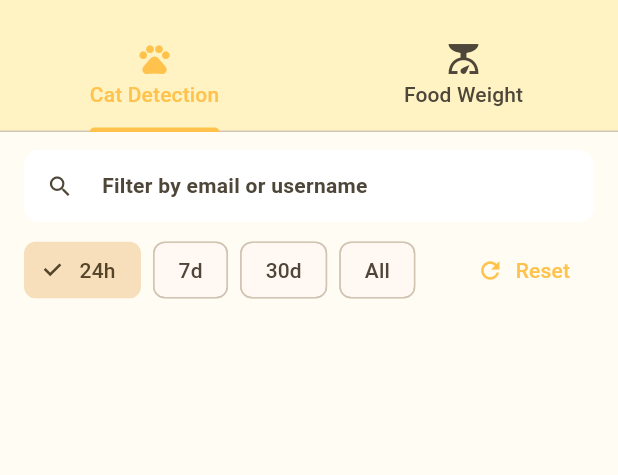
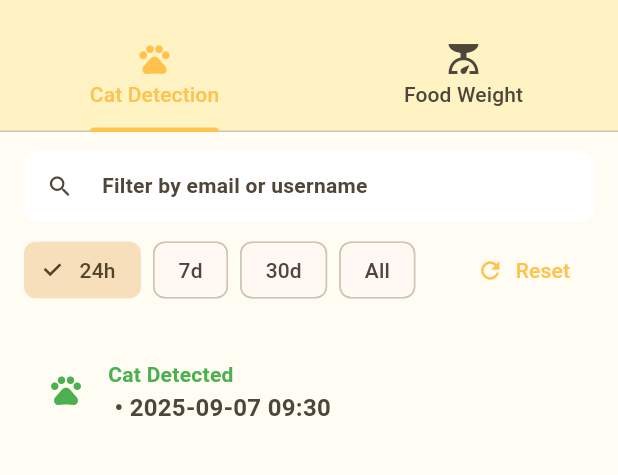
Before and after one commit to syarifhfajriyh/pawpal-PET-FEEDER-TRACKER, a Flutter app: the AdminUserHistoryPage screen opened directly, on a phone screen of 412 x 824 dp, the part 63-538 px from its top. Run offline on Flutter 3.47's test engine with Material 3 defaults, Android fonts, the phone set to English and light mode, and no system bars; our stand-ins replace cloud_firestore, cloud_functions, firebase_auth, firebase_core, firebase_storage, image_picker and 1 more; accounts and stored records are empty; Roboto replaces fonts that are missing (Nunito).

Commit message:
UPDATE ADMIN HISTORY LOGS

```diff
--- a/lib/screens/AdminUserHistoryPage.dart
+++ b/lib/screens/AdminUserHistoryPage.dart
@@ -2,6 +2,7 @@
 import 'package:flutter/material.dart';
 import 'package:cloud_firestore/cloud_firestore.dart';
 import '../services/FeederService.dart';
+import '../services/FirestoreService.dart';
 import 'package:shared_preferences/shared_preferences.dart';
 
 /// User History for admins: Cat Detection and Food Weight.
@@ -217,24 +218,31 @@
         }
         final docs = snapshot.data?.docs ?? [];
         if (docs.isEmpty) {
-          // Fallback to device telemetry if collection is empty
-          final feeder = FeederService();
-          return StreamBuilder<List<TelemetryEntry>>(
-            stream: feeder.streamTelemetry(feeder.defaultDeviceId),
-            builder: (context, tSnap) {
-              if (tSnap.connectionState == ConnectionState.waiting) {
+          // Fallback: show LIVE users with sample cat-detection rows
+          final fs = FirestoreService();
+          return StreamBuilder<QuerySnapshot<Map<String, dynamic>>>(
+            stream: fs.streamAllUsers(),
+            builder: (context, uSnap) {
+              if (uSnap.connectionState == ConnectionState.waiting) {
                 return const Center(child: CircularProgressIndicator());
               }
-              if (tSnap.hasError) {
-                return Center(child: Text('Error: ${tSnap.error}'));
+              if (uSnap.hasError) {
+                return Center(child: Text('Error: ${uSnap.error}'));
               }
-              final items = (tSnap.data ?? const <TelemetryEntry>[])
-                  .where((e) => e.catDetected != null)
-                  .map((e) => _CatDet.fromMap({
-                        'timestamp': e.timestamp,
-                        'detected': e.catDetected == true,
-                      }))
-                  .where((e) => _within(e.time, cutoff))
+              final users = uSnap.data?.docs ?? const <QueryDocumentSnapshot<Map<String, dynamic>>>[];
+              final now = DateTime.now();
+              final items = users
+                  .map((d) {
+                    final m = d.data();
+                    final email = (m['email'] as String?) ?? '-';
+                    final username = (m['username'] as String?) ?? (m['displayName'] as String?) ?? email.split('@').first;
+                    final seed = (d.id.hashCode ^ email.hashCode) & 0x7fffffff;
+                    final detected = (seed % 2 == 0);
+                    final hoursAgo = 1 + (seed % 12); // within 24h
+                    final time = now.subtract(Duration(hours: hoursAgo));
+                    return _CatDet(userEmail: email, username: username, time: time, detected: detected);
+                  })
+                  .where((e) => _matchUser(e.userEmail, e.username, filter) && _within(e.time, cutoff))
                   .toList();
               return _historyList(items);
             },
@@ -290,24 +298,31 @@
         }
         final docs = snapshot.data?.docs ?? [];
         if (docs.isEmpty) {
-          // Fallback to device telemetry if collection is empty
-          final feeder = FeederService();
-          return StreamBuilder<List<TelemetryEntry>>(
-            stream: feeder.streamTelemetry(feeder.defaultDeviceId),
-            builder: (context, tSnap) {
-              if (tSnap.connectionState == ConnectionState.waiting) {
+          // Fallback: show LIVE users with sample food-weight rows
+          final fs = FirestoreService();
+          return StreamBuilder<QuerySnapshot<Map<String, dynamic>>>(
+            stream: fs.streamAllUsers(),
+            builder: (context, uSnap) {
+              if (uSnap.connectionState == ConnectionState.waiting) {
                 return const Center(child: CircularProgressIndicator());
               }
-              if (tSnap.hasError) {
-                return Center(child: Text('Error: ${tSnap.error}'));
+              if (uSnap.hasError) {
+                return Center(child: Text('Error: ${uSnap.error}'));
               }
-              final items = (tSnap.data ?? const <TelemetryEntry>[])
-                  .where((e) => e.foodWeightGrams != null)
-                  .map((e) => _FoodLog.fromMap({
-                        'timestamp': e.timestamp,
-                        'weight': e.foodWeightGrams,
-                      }))
-                  .where((e) => _within(e.time, cutoff))
+              final users = uSnap.data?.docs ?? const <QueryDocumentSnapshot<Map<String, dynamic>>>[];
+              final now = DateTime.now();
+              final items = users
+                  .map((d) {
+                    final m = d.data();
+                    final email = (m['email'] as String?) ?? '-';
+                    final username = (m['username'] as String?) ?? (m['displayName'] as String?) ?? email.split('@').first;
+                    final seed = (d.id.hashCode ^ email.hashCode) & 0x7fffffff;
+                    final weight = 120 + (seed % 600); // 120..719g
+                    final hoursAgo = 1 + (seed % 12);
+                    final time = now.subtract(Duration(hours: hoursAgo));
+                    return _FoodLog(userEmail: email, username: username, time: time, weight: weight);
+                  })
+                  .where((e) => _matchUser(e.userEmail, e.username, filter) && _within(e.time, cutoff))
                   .toList();
               return _list(items);
             },
--- a/lib/screens/HomePage.dart
+++ b/lib/screens/HomePage.dart
@@ -520,6 +520,7 @@
     required this.icon,
     required this.label,
     this.onPressed,
+    this.fullWidth = false,
     this.square = false,
   });
 
```
